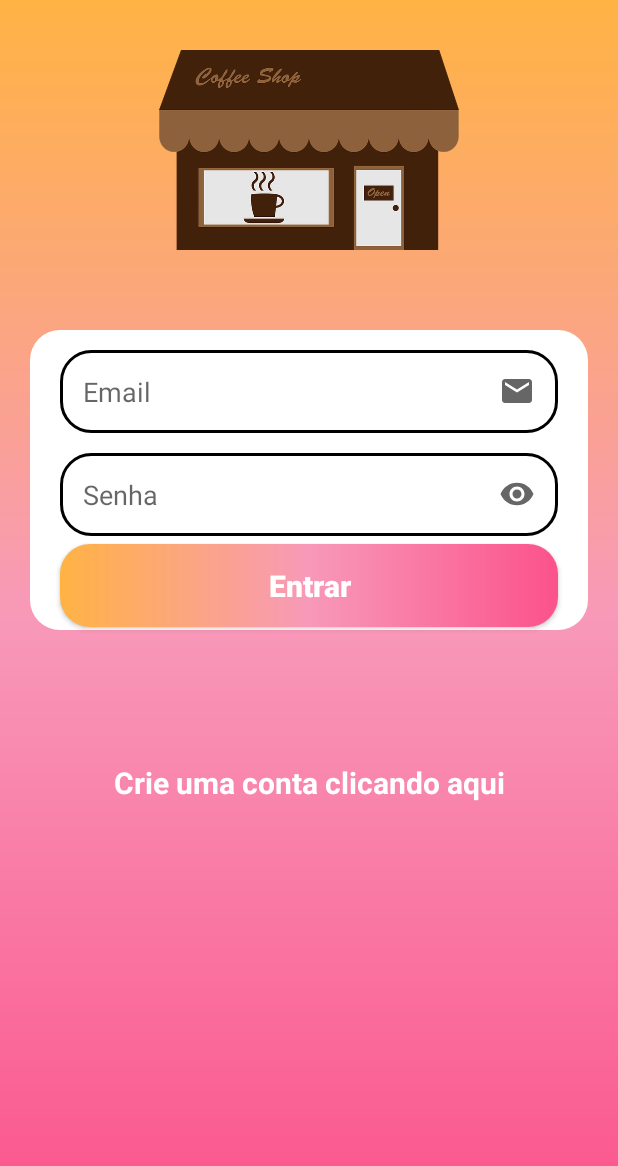
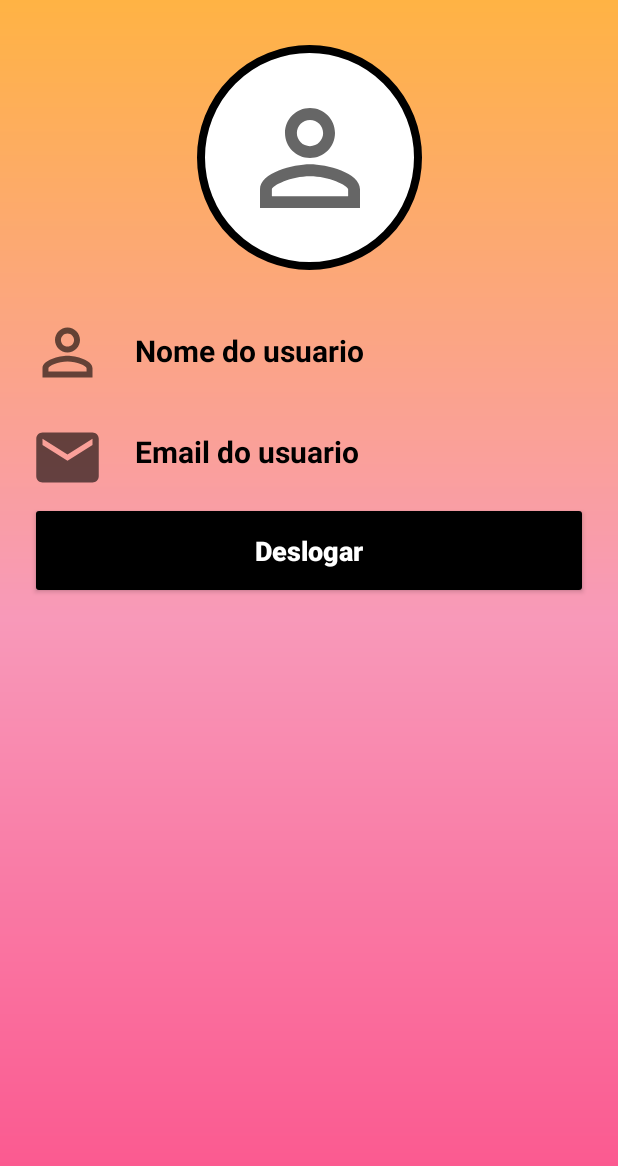
Before and after one commit to Ana204/Login, an Android app: the screen it shows after launch (Login before the commit, Perfil after it), on a phone screen of 412 x 824 dp. Shown: the top 1166 px of the screen. Run offline under Robolectric (Android 15) with nearby library versions, the phone set to English and light mode, and no system bars.

Commit message:
layout perfil

```diff
--- a/app/src/main/AndroidManifest.xml
+++ b/app/src/main/AndroidManifest.xml
@@ -9,18 +9,15 @@
         android:roundIcon="@mipmap/ic_launcher_round"
         android:supportsRtl="true"
         android:theme="@style/Theme.Login">
+        <activity android:name=".Login" />
+        <activity android:name=".Cadastro" />
+        <activity android:name=".MainActivity" />
+
         <activity
-            android:name=".Cadastro"
-            android:exported="false" />
-        <activity
-            android:name=".MainActivity"
-            android:exported="false" />
-        <activity
-            android:name=".Login"
+            android:name=".Perfil"
             android:exported="true">
             <intent-filter>
                 <action android:name="android.intent.action.MAIN" />
-
                 <category android:name="android.intent.category.LAUNCHER" />
             </intent-filter>
         </activity>
--- /dev/null
+++ b/app/src/main/java/app/authentication/login/Perfil.java
@@ -0,0 +1,16 @@
+package app.authentication.login;
+
+import androidx.appcompat.app.AppCompatActivity;
+
+import android.os.Bundle;
+
+public class Perfil extends AppCompatActivity {
+
+    @Override
+    protected void onCreate(Bundle savedInstanceState) {
+        super.onCreate(savedInstanceState);
+        setContentView(R.layout.activity_perfil);
+
+        getSupportActionBar().hide();
+    }
+}
--- /dev/null
+++ b/app/src/main/res/drawable/container_user.xml
@@ -0,0 +1,8 @@
+<?xml version="1.0" encoding="utf-8"?>
+<shape xmlns:android="http://schemas.android.com/apk/res/android">
+
+    <solid android:color="@color/white" />
+    <corners android:radius="100dp"/>
+    <stroke android:color="@color/black" android:width="5dp"/>
+
+</shape>
--- /dev/null
+++ b/app/src/main/res/drawable/ic_user.xml
@@ -0,0 +1,10 @@
+<vector xmlns:android="http://schemas.android.com/apk/res/android"
+    android:width="24dp"
+    android:height="24dp"
+    android:viewportWidth="24"
+    android:viewportHeight="24"
+    android:tint="?attr/colorControlNormal">
+  <path
+      android:fillColor="@android:color/white"
+      android:pathData="M12,5.9c1.16,0 2.1,0.94 2.1,2.1s-0.94,2.1 -2.1,2.1S9.9,9.16 9.9,8s0.94,-2.1 2.1,-2.1m0,9c2.97,0 6.1,1.46 6.1,2.1v1.1L5.9,18.1L5.9,17c0,-0.64 3.13,-2.1 6.1,-2.1M12,4C9.79,4 8,5.79 8,8s1.79,4 4,4 4,-1.79 4,-4 -1.79,-4 -4,-4zM12,13c-2.67,0 -8,1.34 -8,4v3h16v-3c0,-2.66 -5.33,-4 -8,-4z"/>
+</vector>
--- /dev/null
+++ b/app/src/main/res/layout/activity_perfil.xml
@@ -0,0 +1,97 @@
+<?xml version="1.0" encoding="utf-8"?>
+<androidx.constraintlayout.widget.ConstraintLayout xmlns:android="http://schemas.android.com/apk/res/android"
+    xmlns:app="http://schemas.android.com/apk/res-auto"
+    xmlns:tools="http://schemas.android.com/tools"
+    android:layout_width="match_parent"
+    android:layout_height="match_parent"
+    android:background="@drawable/background"
+    tools:context=".Perfil">
+
+    <View
+        android:id="@+id/containerUser"
+        android:layout_width="150dp"
+        android:layout_height="150dp"
+        android:layout_marginTop="30dp"
+        android:background="@drawable/container_user"
+        app:layout_constraintStart_toStartOf="parent"
+        app:layout_constraintEnd_toEndOf="parent"
+        app:layout_constraintTop_toTopOf="parent"
+        />
+
+    <ImageView
+        android:layout_width="100dp"
+        android:layout_height="100dp"
+        android:src="@drawable/ic_user"
+        app:layout_constraintStart_toStartOf="@id/containerUser"
+        app:layout_constraintEnd_toEndOf="@id/containerUser"
+        app:layout_constraintTop_toTopOf="@id/containerUser"
+        app:layout_constraintBottom_toBottomOf="@id/containerUser"
+        />
+
+    <ImageView
+        android:id="@+id/iconUser"
+        android:layout_width="50dp"
+        android:layout_height="50dp"
+        android:layout_marginTop="30dp"
+        android:layout_marginStart="20dp"
+        android:src="@drawable/ic_user"
+        app:layout_constraintTop_toBottomOf="@id/containerUser"
+        app:layout_constraintStart_toStartOf="parent"
+        />
+
+    <TextView
+        android:id="@+id/txt_NomeUsuario"
+        android:layout_width="wrap_content"
+        android:layout_height="wrap_content"
+        android:text="Nome do usuario"
+        android:textSize="20sp"
+        android:textStyle="bold"
+        android:textColor="@color/black"
+        android:layout_marginTop="40dp"
+        android:layout_marginStart="20dp"
+        app:layout_constraintStart_toEndOf="@id/iconUser"
+        app:layout_constraintTop_toBottomOf="@id/containerUser"
+        />
+
+    <ImageView
+        android:id="@+id/iconEmail"
+        android:layout_width="50dp"
+        android:layout_height="50dp"
+        android:layout_marginTop="20dp"
+        android:layout_marginStart="20dp"
+        android:src="@drawable/ic_email"
+        app:layout_constraintTop_toBottomOf="@id/iconUser"
+        app:layout_constraintStart_toStartOf="parent"
+        />
+
+    <TextView
+        android:id="@+id/txt_emailUsuario"
+        android:layout_width="wrap_content"
+        android:layout_height="wrap_content"
+        android:text="Email do usuario"
+        android:textSize="20sp"
+        android:textStyle="bold"
+        android:textColor="@color/black"
+        android:layout_marginTop="40dp"
+        android:layout_marginStart="20dp"
+        app:layout_constraintStart_toEndOf="@id/iconEmail"
+        app:layout_constraintTop_toBottomOf="@id/txt_NomeUsuario"
+        />
+
+    <androidx.appcompat.widget.AppCompatButton
+        android:layout_width="match_parent"
+        android:layout_height="wrap_content"
+        android:backgroundTint="@color/black"
+        android:padding="20dp"
+        android:layout_margin="20dp"
+        android:text="@string/btn_deslogar"
+        android:textColor="@color/white"
+        android:textSize="18sp"
+        android:textStyle="bold"
+        android:textAllCaps="false"
+        app:layout_constraintTop_toBottomOf="@id/txt_emailUsuario"
+        app:layout_constraintStart_toStartOf="parent"
+        app:layout_constraintEnd_toEndOf="parent"
+        />
+
+</androidx.constraintlayout.widget.ConstraintLayout>
--- a/app/src/main/res/values/strings.xml
+++ b/app/src/main/res/values/strings.xml
@@ -10,4 +10,5 @@
     <string name="edit_email">Email</string>
     <string name="edit_senha">Senha</string>
     <string name="btn_cadastrar">Cadastrar</string>
+    <string name="btn_deslogar">Deslogar</string>
 </resources>
```
